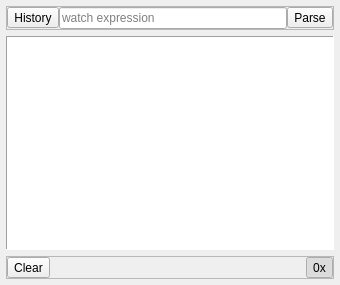
Above: view/WidgetExpression.ui from ukyouz/Visual-Studio-Debug-Tools before the change. Below: the same form after it.
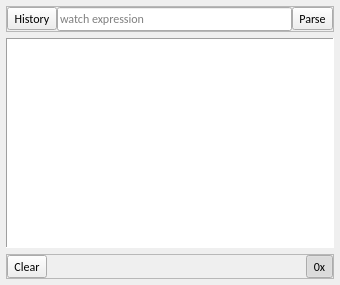
That is the form after the change. Icons and pictures are not drawn.

What changed in the file:
```diff
--- a/view/WidgetExpression.ui
+++ b/view/WidgetExpression.ui
@@ -10,6 +10,11 @@
     <height>285</height>
    </rect>
   </property>
+  <property name="font">
+   <font>
+    <family>Calibri</family>
+   </font>
+  </property>
   <property name="windowTitle">
    <string>Form</string>
   </property>
@@ -99,6 +104,22 @@
    </item>
    <item>
     <widget class="QTreeView" name="treeView">
+     <property name="font">
+      <font>
+       <family>Calibri</family>
+      </font>
+     </property>
+     <property name="styleSheet">
+      <string notr="true">QTreeView::branch:open:has-children{border-image: url(:/icon/images/treeview/border-expand.png);}
+QTreeView::branch:closed:has-children{border-image: url(:/icon/images/treeview/border-collapse.png);}
+QTreeView::branch:has-siblings:!adjoins-item{border-image:url(:/icon/images/treeview/border-line.png);}
+QTreeView::branch:has-siblings:adjoins-item{border-image:url(:/icon/images/treeview/border-more.png);}
+QTreeView::branch:!has-children:!has-siblings:adjoins-item{border-image:url(:/icon/images/treeview/border-end.png);}
+QTreeView::branch:closed:has-children:!has-siblings{border-image: url(:/icon/images/treeview/border-collapse.png);}
+QTreeView::branch:closed:has-children:has-siblings{border-image: url(:/icon/images/treeview/border-collapse-more.png);}
+QTreeView::branch:open:has-children:!has-siblings{border-image: url(:/icon/images/treeview/border-expand.png);}
+QTreeView::branch:open:has-children:has-siblings{border-image: url(:/icon/images/treeview/border-expand-more.png);}</string>
+     </property>
      <property name="frameShape">
       <enum>QFrame::Panel</enum>
      </property>
```
